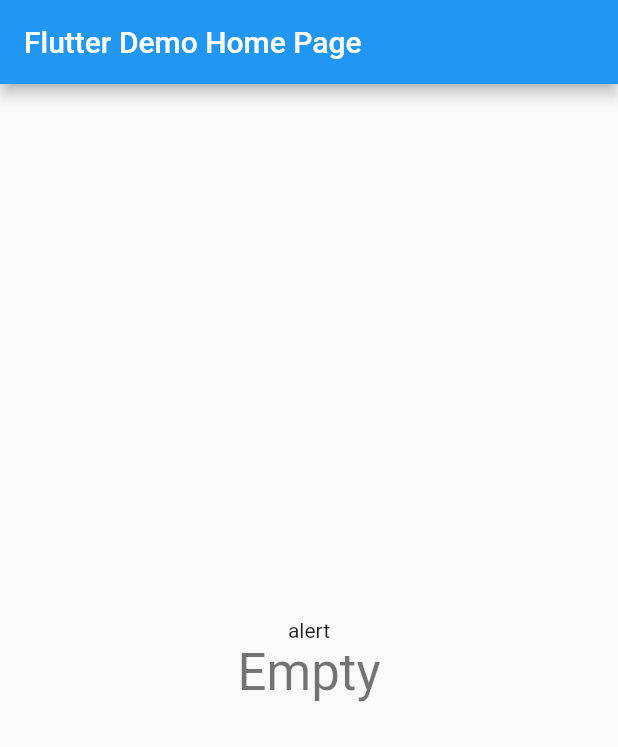
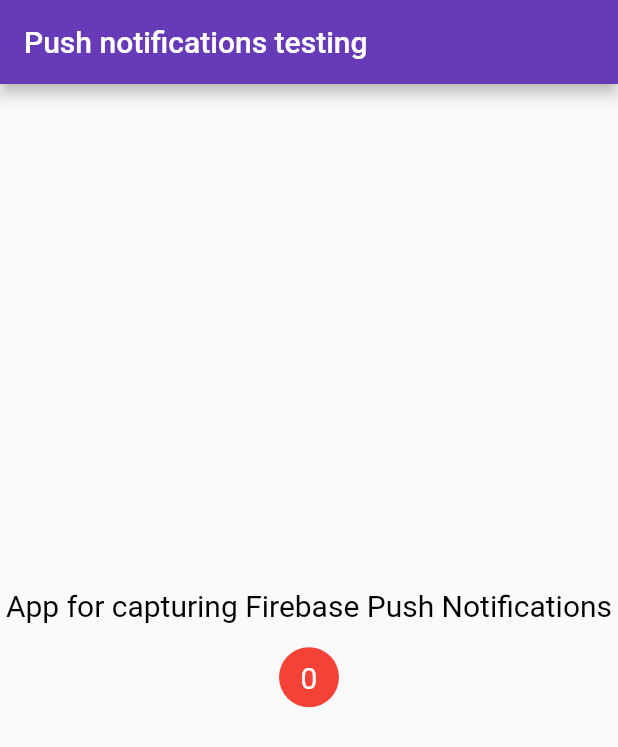
Before and after one commit to Tarik-INC/POC_flutter_pushnotifications, a Flutter app: the screen it shows after launch, on a phone screen of 412 x 824 dp. Shown: the top 747 px of the screen. Run offline on Flutter 3.47's test engine with Material 2 defaults, Android fonts, the light colour scheme and no system bars; drawn by our look-alikes of overlay_support; our stand-ins replace firebase_core, firebase_messaging; accounts and stored records are empty.

Commit message:
Reworked projected with new example

```diff
--- a/lib/main.dart
+++ b/lib/main.dart
@@ -1,8 +1,8 @@
 import 'package:firebase_core/firebase_core.dart';
 import 'package:firebase_messaging/firebase_messaging.dart';
 import 'package:flutter/material.dart';
-
-import 'firebase_options.dart';
+import 'package:overlay_support/overlay_support.dart';
+import 'package:push_notifications_tbr/widgets/notification_badge.dart';
 
 void main() async {
   WidgetsFlutterBinding.ensureInitialized();
@@ -16,21 +16,15 @@
   // This widget is the root of your application.
   @override
   Widget build(BuildContext context) {
-    return MaterialApp(
-      title: 'Flutter Demo',
+    return OverlaySupport(
+      child: MaterialApp(
+        title: 'Push notifications test',
         theme: ThemeData(
-        // This is the theme of your application.
-        //
-        // Try running your application with "flutter run". You'll see the
-        // application has a blue toolbar. Then, without quitting the app, try
-        // changing the primarySwatch below to Colors.green and then invoke
-        // "hot reload" (press "r" in the console where you ran "flutter run",
-        // or simply save your changes to "hot reload" in a Flutter IDE).
-        // Notice that the counter didn't reset back to zero; the application
-        // is not restarted.
-        primarySwatch: Colors.blue,
+          primarySwatch: Colors.deepPurple,
         ),
+        debugShowCheckedModeBanner: false,
         home: MyHomePage(title: 'Flutter Demo Home Page'),
+      ),
     );
   }
 }
@@ -56,10 +50,18 @@
 class _MyHomePageState extends State<MyHomePage> {
   String messageTitle = "Empty";
   String notificationAlert = "alert";
+  late int totalNotifications;
+  PushNotification? notificationInfo;
 
-  final FirebaseMessaging firebaseMessaging = FirebaseMessaging.instance;
+  late final FirebaseMessaging firebaseMessaging;
 
   void registerNotification() async {
+    firebaseMessaging = FirebaseMessaging.instance;
+
+    FirebaseMessaging.onBackgroundMessage(firebaseMessagingBackgroundHandler);
+
+    print('Token ${await firebaseMessaging.getToken()}');
+
     NotificationSettings settings = await firebaseMessaging.requestPermission(
         alert: true,
         announcement: false,
@@ -69,58 +71,132 @@
         provisional: false,
         sound: true);
     print('User granted permission: ${settings.authorizationStatus}');
+
+    FirebaseMessaging.onMessage.listen((RemoteMessage message) {
+      // Parse the message received
+      PushNotification notification = PushNotification(
+        title: message.notification?.title,
+        body: message.notification?.body,
+      );
+
+      setState(() {
+        notificationInfo = notification;
+        totalNotifications++;
+      });
+
+      if (notificationInfo != null) {
+        // For displaying the notification as an overlay
+        showSimpleNotification(
+          Text(notificationInfo!.title!),
+          leading: NotificationBadge(totalNotifications: totalNotifications),
+          subtitle: Text(notificationInfo!.body!),
+          background: Colors.cyan.shade700,
+          duration: Duration(seconds: 2),
+        );
+      }
+    });
+  }
+
+//App in terminated state
+  checkForInitialMessage() async {
+    RemoteMessage? initialMessage =
+        await FirebaseMessaging.instance.getInitialMessage();
+
+    if (initialMessage != null) {
+      PushNotification notification = PushNotification(
+        title: initialMessage.notification?.title,
+        body: initialMessage.notification?.body,
+      );
+      setState(() {
+        notificationInfo = notification;
+        totalNotifications++;
+      });
+    }
   }
 
   @override
   void initState() {
+    totalNotifications = 0;
+    checkForInitialMessage();
     super.initState();
     registerNotification();
 
-    FirebaseMessaging.onMessage.listen((RemoteMessage message) {
-      setState(() {
-        messageTitle = message.notification?.title ?? '[NO TITLE]';
-        notificationAlert = message.notification != null
-            ? 'New Notification Alert'
-            : 'No notification has been received';
-      });
-    });
+    // FirebaseMessaging.onMessage.listen((RemoteMessage message) {
+    //   setState(() {
+    //     messageTitle = message.notification?.title ?? '[NO TITLE]';
+    //     notificationAlert = message.notification != null
+    //         ? 'New Notification Alert'
+    //         : 'No notification has been received';
+    //   });
+    // });
 
-    FirebaseMessaging.onMessageOpenedApp.listen((RemoteMessage message) {
-      setState(() {
-        messageTitle = message.notification?.title ?? '[NO TITLE]';
-        notificationAlert = message.notification != null
-            ? 'New Notification Alert'
-            : 'Application opened from Notification';
-      });
-    });
+    // FirebaseMessaging.onMessageOpenedApp.listen((RemoteMessage message) {
+    //   setState(() {
+    //     messageTitle = message.notification?.title ?? '[NO TITLE]';
+    //     notificationAlert = message.notification != null
+    //         ? 'New Notification Alert'
+    //         : 'Application opened from Notification';
+    //   });
+    // });
   }
 
   @override
   Widget build(BuildContext context) {
-    // This method is rerun every time setState is called, for instance as done
-    // by the _incrementCounter method above.
-    //
-    // The Flutter framework has been optimized to make rerunning build methods
-    // fast, so that you can just rebuild anything that needs updating rather
-    // than having to individually change instances of widgets.
     return Scaffold(
       appBar: AppBar(
-        title: Text(widget.title),
+        title: const Text('Push notifications testing'),
       ),
-      body: Center(
-        child: Column(
+      body: Column(
         mainAxisAlignment: MainAxisAlignment.center,
-          children: <Widget>[
+        children: [
+          const Text(
+            'App for capturing Firebase Push Notifications',
+            textAlign: TextAlign.center,
+            style: TextStyle(
+              color: Colors.black,
+              fontSize: 20,
+            ),
+          ),
+          const SizedBox(height: 16.0),
+          NotificationBadge(totalNotifications: totalNotifications),
+          const SizedBox(height: 16.0),
+          notificationInfo != null
+              ? Column(
+                  crossAxisAlignment: CrossAxisAlignment.start,
+                  children: [
                     Text(
-              notificationAlert,
+                      'Título da notificação: ${notificationInfo!.title}',
+                      style: const TextStyle(
+                        fontWeight: FontWeight.bold,
+                        fontSize: 16.0,
                       ),
+                    ),
+                    const SizedBox(height: 8.0),
                     Text(
-              messageTitle,
-              style: Theme.of(context).textTheme.headline4,
+                      'Corpo da notificação: ${notificationInfo!.body}',
+                      style: const TextStyle(
+                        fontWeight: FontWeight.normal,
+                        fontSize: 14.0,
+                      ),
                     ),
                   ],
-        ),
+                )
+              : Container()
+        ],
       ),
     );
   }
 }
+
+class PushNotification {
+  PushNotification({
+    this.title,
+    this.body,
+  });
+  String? title;
+  String? body;
+}
+
+Future firebaseMessagingBackgroundHandler(RemoteMessage message) async {
+  print("Handling a background message: ${message.messageId}");
+}
--- /dev/null
+++ b/lib/widgets/notification_badge.dart
@@ -0,0 +1,28 @@
+import 'package:flutter/material.dart';
+
+class NotificationBadge extends StatelessWidget {
+  final int totalNotifications;
+
+  const NotificationBadge({required this.totalNotifications});
+
+  @override
+  Widget build(BuildContext context) {
+    return Container(
+      width: 40.0,
+      height: 40.0,
+      decoration: const BoxDecoration(
+        color: Colors.red,
+        shape: BoxShape.circle,
+      ),
+      child: Center(
+        child: Padding(
+          padding: const EdgeInsets.all(8.0),
+          child: Text(
+            '$totalNotifications',
+            style: const TextStyle(color: Colors.white, fontSize: 20),
+          ),
+        ),
+      ),
+    );
+  }
+}
--- a/pubspec.yaml
+++ b/pubspec.yaml
@@ -36,6 +36,7 @@
   cupertino_icons: ^1.0.2
   firebase_core: ^1.17.1
   firebase_messaging: ^11.4.1
+  overlay_support: ^2.0.0
 
 dev_dependencies:
   flutter_test:
```
Also changed, not shown: pubspec.lock. Lines whose indentation alone changed are shown as unchanged.
